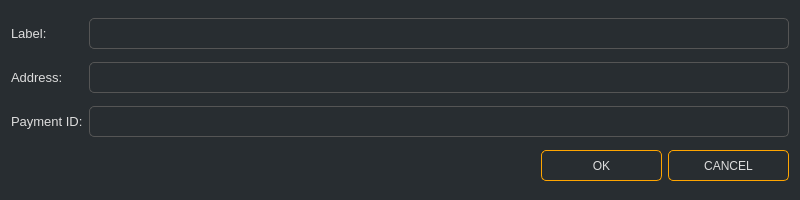
The window that src/gui/ui/newaddressdialog.ui (ConcealNetwork/conceal-desktop) describes before a commit, drawn with Qt 5.
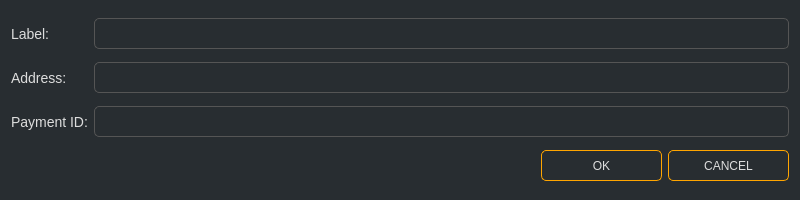
The same window after the commit.

```diff
--- a/src/gui/ui/newaddressdialog.ui
+++ b/src/gui/ui/newaddressdialog.ui
@@ -26,7 +26,7 @@
       </sizepolicy>
      </property>
      <property name="styleSheet">
-      <string notr="true">font-size: 13px;</string>
+      <string notr="true">font-size: 14px;</string>
      </property>
      <property name="text">
       <string>Address:</string>
@@ -42,7 +42,7 @@
       </sizepolicy>
      </property>
      <property name="styleSheet">
-      <string notr="true">font-size: 13px;</string>
+      <string notr="true">font-size: 14px;</string>
      </property>
      <property name="text">
       <string>Label:</string>
@@ -71,7 +71,7 @@
       </sizepolicy>
      </property>
      <property name="styleSheet">
-      <string notr="true">font-size: 13px;</string>
+      <string notr="true">font-size: 14px;</string>
      </property>
      <property name="text">
       <string>Payment ID:</string>
```
Left out of the diff: 12 changed lines with no effect on the pictures.
